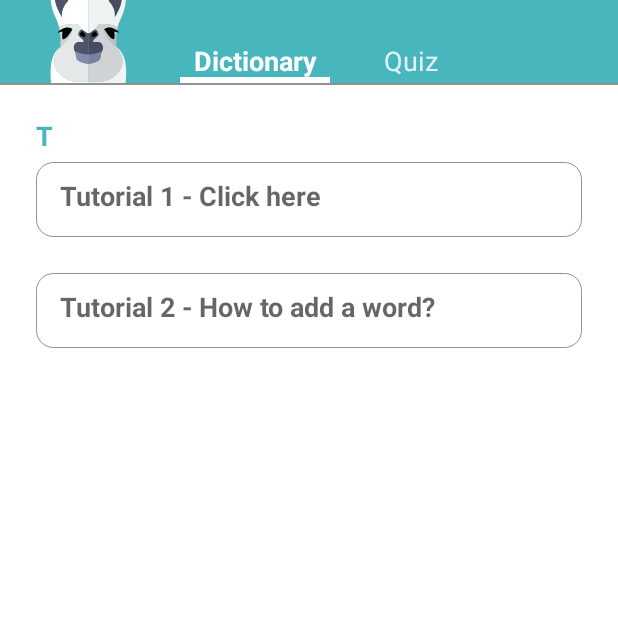
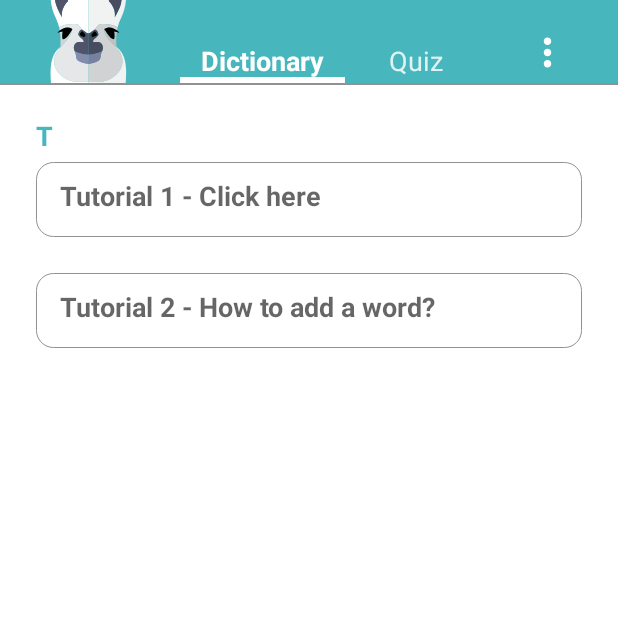
Before and after one commit to OresteVisari/prof-lama, an Android app: the screen it shows after launch (MainActivity), on a phone screen of 412 x 824 dp, the top half of it. Run offline under Robolectric (Android 15) with nearby library versions, the light colour scheme and no system bars; libraries missing offline, so code that uses them is left out: org.commonmark.node, org.commonmark.parser, org.commonmark.renderer; 2 statements that could not run were skipped.

Commit message:
Create a option menu, not yet configure

```diff
--- a/app/src/main/java/fr/pbenoit/proflama/activities/MainActivity.java
+++ b/app/src/main/java/fr/pbenoit/proflama/activities/MainActivity.java
@@ -16,7 +16,6 @@ import java.util.Collections;
 import java.util.List;
 
 import fr.pbenoit.proflama.R;
-import fr.pbenoit.proflama.adapters.EditionNoteAdapter;
 import fr.pbenoit.proflama.adapters.NoteAdapter;
 import fr.pbenoit.proflama.controller.MenuController;
 import fr.pbenoit.proflama.controller.TrainingController;
@@ -30,8 +29,8 @@ import fr.pbenoit.proflama.utilities.NotesUtils;
 
 public class MainActivity extends AppCompatActivity implements AddNoteDialog.AddNoteDialogListener, UpdateNoteDialog.UpdateNoteDialogListener {
 
+    private MenuController menuController;
     private FloatingActionButton floatingActionButton;
-    private MenuController menuController;
 
     private RelativeLayout mainLayout;
     private LinearLayout trainingLayout;
@@ -108,6 +107,7 @@ public class MainActivity extends AppCompatActivity implements AddNoteDialog.Add
         //notesView.setAdapter(new EditionNoteAdapter(this, NotesUtils.getUncompleteNote(notes)));
     }
 
+
     public void openMainPage() {
         if (MenuController.CURRENT_MENU == MenuController.ALL) {
             Note.toggleMode();
@@ -115,6 +115,7 @@ public class MainActivity extends AppCompatActivity implements AddNoteDialog.Add
             notesView.setAdapter(new NoteAdapter(this, notes));
             return;
         }
+
         this.menuController.enableMenu(MenuController.ALL);
         this.mainLayout.setVisibility(View.VISIBLE);
         this.trainingLayout.setVisibility(View.GONE);
--- a/app/src/main/java/fr/pbenoit/proflama/controller/MenuController.java
+++ b/app/src/main/java/fr/pbenoit/proflama/controller/MenuController.java
@@ -1,9 +1,13 @@
 package fr.pbenoit.proflama.controller;
 
 import android.graphics.Typeface;
+import android.view.MenuInflater;
 import android.view.View;
+import android.widget.ImageView;
 import android.widget.ListView;
 import android.widget.TextView;
+
+import androidx.appcompat.widget.PopupMenu;
 
 import fr.pbenoit.proflama.R;
 import fr.pbenoit.proflama.activities.MainActivity;
@@ -13,6 +17,9 @@ public class MenuController {
     private TextView menuItemAll;
     private TextView menuItemTraining;
 
+    private PopupMenu popupMenu;
+    private ImageView optionMenuView;
+
     public static final String ALL = "ALL";
     public static final String TRAINING = "TRAINING";
     public static String CURRENT_MENU = ALL;
@@ -21,6 +28,10 @@ public class MenuController {
     public MenuController(final MainActivity activity, final ListView list) {
         this.menuItemAll = activity.findViewById(R.id.textMenuAll);
         this.menuItemTraining = activity.findViewById(R.id.textMenuTraining);
+        this.optionMenuView = activity.findViewById(R.id.option_menu_icon);
+        this.popupMenu = new PopupMenu(activity, this.optionMenuView);
+        MenuInflater inflater = this.popupMenu.getMenuInflater();
+        inflater.inflate(R.menu.option_menu, this.popupMenu.getMenu());
 
         View.OnClickListener onClickMainPageMenu = new View.OnClickListener() {
             @Override
@@ -35,8 +46,17 @@ public class MenuController {
             }
         };
 
+        final PopupMenu pop = this.popupMenu;
+        View.OnClickListener onClickOptionMenu = new View.OnClickListener() {
+            @Override
+            public void onClick(View view) {
+                pop.show();
+            }
+        };
+
         menuItemAll.setOnClickListener(onClickMainPageMenu);
         menuItemTraining.setOnClickListener(onClickTrainingMenu);
+        optionMenuView.setOnClickListener(onClickOptionMenu);
     }
 
     public void enableMenu(String name) {
@@ -55,6 +75,10 @@ public class MenuController {
         }
     }
 
+    public TextView getMenuItemTraining() {
+        return this.menuItemAll;
+    }
+
     private void enableMenuItem(TextView view) {
         view.setBackgroundResource(R.drawable.border);
         view.setTypeface(null, Typeface.BOLD);
--- /dev/null
+++ b/app/src/main/res/drawable/ic_more_vert_white_24dp.xml
@@ -0,0 +1,5 @@
+<vector android:height="24dp" android:tint="#FFFFFF"
+    android:viewportHeight="24.0" android:viewportWidth="24.0"
+    android:width="24dp" xmlns:android="http://schemas.android.com/apk/res/android">
+    <path android:fillColor="#FF000000" android:pathData="M12,8c1.1,0 2,-0.9 2,-2s-0.9,-2 -2,-2 -2,0.9 -2,2 0.9,2 2,2zM12,10c-1.1,0 -2,0.9 -2,2s0.9,2 2,2 2,-0.9 2,-2 -0.9,-2 -2,-2zM12,16c-1.1,0 -2,0.9 -2,2s0.9,2 2,2 2,-0.9 2,-2 -0.9,-2 -2,-2z"/>
+</vector>
--- a/app/src/main/res/layout/menu.xml
+++ b/app/src/main/res/layout/menu.xml
@@ -29,7 +29,7 @@
             android:paddingLeft="120dp">
             <TextView
                 android:id="@+id/textMenuAll"
-                android:layout_width="100dp"
+                android:layout_width="110dp"
                 android:layout_height="match_parent"
                 android:background="@drawable/border"
                 android:paddingTop="28dp"
@@ -43,10 +43,10 @@
         <FrameLayout
             android:layout_width="match_parent"
             android:layout_height="match_parent"
-            android:paddingLeft="234dp">
+            android:paddingLeft="250dp">
             <TextView
                 android:id="@+id/textMenuTraining"
-                android:layout_width="80dp"
+                android:layout_width="55dp"
                 android:layout_height="match_parent"
                 android:paddingTop="28dp"
                 android:text="@string/menuItemTraining"
@@ -55,8 +55,21 @@
                 android:textSize="18sp" />
         </FrameLayout>
 
+        <FrameLayout
+            android:layout_width="match_parent"
+            android:layout_height="match_parent"
+            android:paddingLeft="350dp"
+            android:paddingTop="20dp">
+
+            <ImageView
+                android:id="@+id/option_menu_icon"
+                android:layout_width="30dp"
+                android:layout_height="30dp"
+                android:scaleType="centerCrop"
+                app:srcCompat="@drawable/ic_more_vert_white_24dp" />
+
+        </FrameLayout>
     </FrameLayout>
-
     <View
         android:id="@+id/divider"
         android:layout_width="match_parent"
--- /dev/null
+++ b/app/src/main/res/menu/option_menu.xml
@@ -0,0 +1,13 @@
+<?xml version="1.0" encoding="utf-8"?>
+<menu xmlns:android="http://schemas.android.com/apk/res/android"
+    xmlns:app="http://schemas.android.com/apk/res-auto">
+
+    <item android:id="@+id/menu1"
+        android:title="tit2"
+        app:showAsAction="never"
+        ></item>
+    <item android:id="@+id/menu2"
+        android:title="tit3"
+        app:showAsAction="never"
+        ></item>
+</menu>
```
